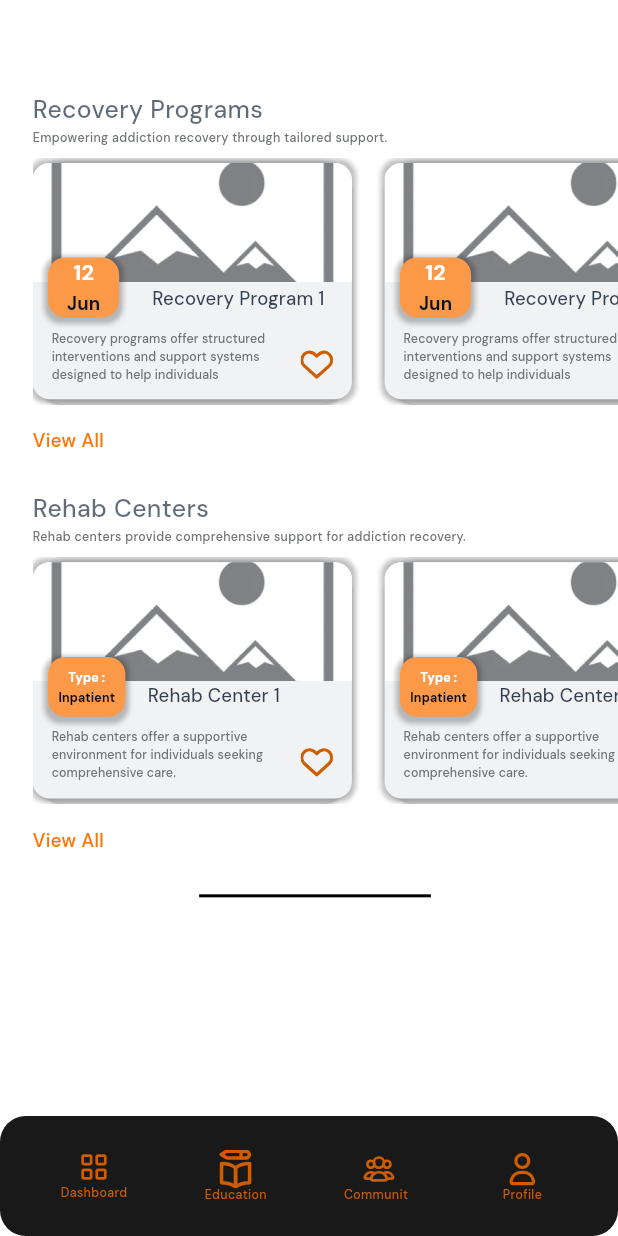
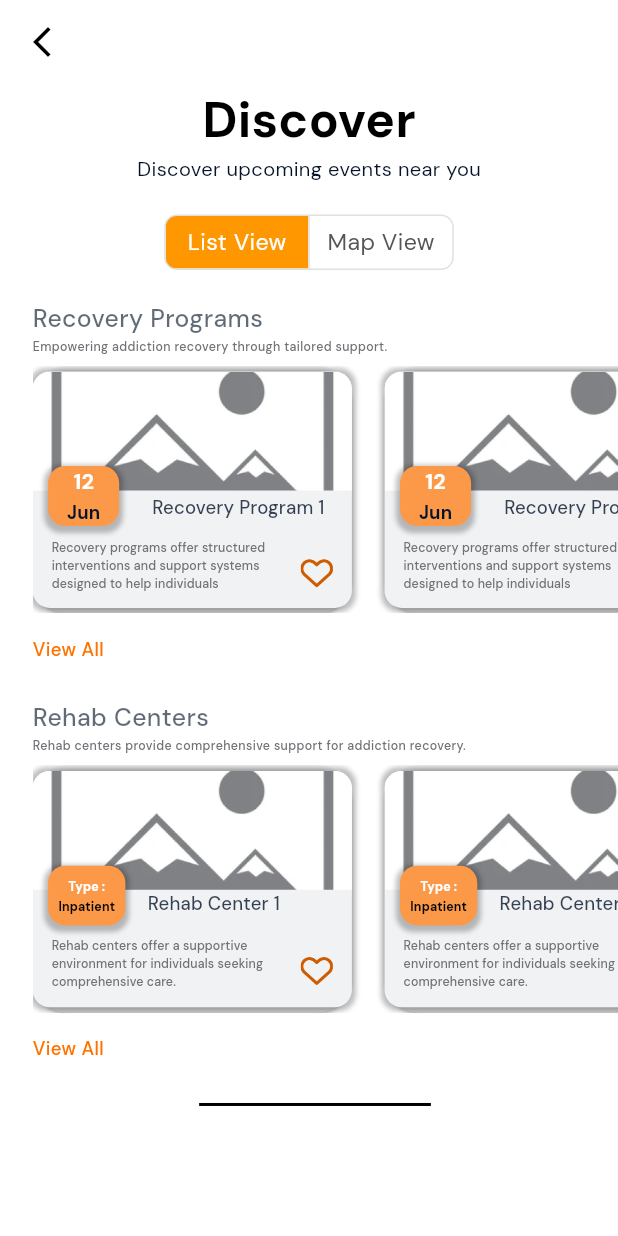
Before and after one commit to abdulla056/ThriveQuit, a Flutter app: the HomePage screen opened by its route, item 2 of the bottom bar chosen, after a tap on the "location on" icon, on a phone screen of 412 x 824 dp. Run offline on Flutter 3.47's test engine with Material 3 defaults, Android fonts, the phone set to English and light mode, and no system bars; our stand-ins replace cached_network_image, flutter_svg, google_maps_flutter, outline_gradient_button, table_calendar.

Commit message:
fixed-discover-page-and-health

```diff
--- a/lib/main.dart
+++ b/lib/main.dart
@@ -30,7 +30,7 @@ class MyApp extends StatelessWidget {
           theme: theme,
           title: 'thrive_quit_application',
           debugShowCheckedModeBanner: false,
-          initialRoute: AppRoutes.homePage,
+          initialRoute: AppRoutes.discoverPage,
           routes: AppRoutes.routes,
         );
       },
--- a/lib/presentation/breathing_excercises_intro/breathing_excercises_intro.dart
+++ b/lib/presentation/breathing_excercises_intro/breathing_excercises_intro.dart
@@ -15,9 +15,6 @@ class BreathingExercisesIntroScreen extends StatelessWidget {
   Widget build(BuildContext context) {
     return SafeArea(
       child: Scaffold(
-        extendBody: true,
-        extendBodyBehindAppBar: true,
-        appBar: _buildAppBar(context),
         body: Container(
           width: SizeUtils.width,
           height: SizeUtils.height,
@@ -39,10 +36,11 @@ class BreathingExercisesIntroScreen extends StatelessWidget {
             ),
             child: Column(
               children: [
+                SizedBox(height: 15.v,),
                 CustomImageView(
                   imagePath: ImageConstant.imgImage12,
-                  height: 134.v,
-                  width: 124.h,
+                  height: 155.v,
+                  width: 130.h,
                 ),
                 SizedBox(height: 18.v),
                 Text(
@@ -69,7 +67,7 @@ class BreathingExercisesIntroScreen extends StatelessWidget {
                 _buildEleven(context),
                 SizedBox(height: 53.v),
                 CustomElevatedButton(
-                  onPressed: () => Navigator.pushNamed(context, AppRoutes.breathingExercisesOneScreen),
+                  onPressed: () => Navigator.pushNamed(context, AppRoutes.breathingExercisesWithGifScreen),
                   text: "I’m ready!",
                   margin: EdgeInsets.symmetric(horizontal: 12.h),
                   buttonStyle: CustomButtonStyles.fillPrimaryTL10,
@@ -85,15 +83,7 @@ class BreathingExercisesIntroScreen extends StatelessWidget {
   }
 
   /// Section Widget
-  PreferredSizeWidget _buildAppBar(BuildContext context) {
-    return CustomAppBar(
-      leadingWidth: double.maxFinite,
-      leading: AppbarLeadingIconbutton(
-        imagePath: ImageConstant.imgRightOnprimarycontainer23x32,
-        margin: EdgeInsets.fromLTRB(15.h, 16.v, 313.h, 16.v),
-      ),
-    );
-  }
+
 
   /// Section Widget
   Widget _buildEleven(BuildContext context) {
--- a/lib/presentation/discover_list_view_page/discover_list_view_page.dart
+++ b/lib/presentation/discover_list_view_page/discover_list_view_page.dart
@@ -21,14 +21,31 @@ class DiscoverListViewPageState extends State<DiscoverListViewPage>
   bool get wantKeepAlive => true;
   @override
   Widget build(BuildContext context) {
-    return SafeArea(
-      child: Scaffold(
-        body: Container(
-          width: double.maxFinite,
-          decoration: AppDecoration.fillWhiteA,
-          child: Column(
-            children: [
-              SizedBox(height: 60.v),
+    return Column(
+        // appBar: AppBar(
+        // backgroundColor: Colors.transparent,
+        //   leading: IconButton(
+        //     onPressed: () {
+        //       Navigator.pushNamed(context, AppRoutes.homePage);
+        //     },
+        //     icon: Icon(Icons.arrow_back_ios_new_outlined,),
+        //   ),
+        // ),
+        // body: Container(
+        //   width: double.maxFinite,
+        //   decoration: AppDecoration.fillWhiteA,
+        //   child: Column(
+        //     children: [
+        //       Text(
+        //         'Discover',
+        //         style: CustomTextStyles.headlineLargeBlack90001,
+        //       ),
+        //       Text(
+        //         'Discover upcoming events near you',
+        //         style: CustomTextStyles.bodyMediumGray900,
+        //       ),
+              children : [
+              SizedBox(height: 15.v,),
               Align(
                 alignment: Alignment.topRight,
                 child: Padding(
@@ -75,11 +92,11 @@ class DiscoverListViewPageState extends State<DiscoverListViewPage>
                 ),
               ),
             ],
-          ),
-        ),
-        bottomNavigationBar: CustomBottomAppBar(),
-      ),
-    );
+          );
+        //),
+        //bottomNavigationBar: CustomBottomAppBar(),
+    //   ),
+    // );
   }
 
   /// Section Widget
--- a/lib/presentation/home_page_one_page/home_page_one_page.dart
+++ b/lib/presentation/home_page_one_page/home_page_one_page.dart
@@ -1,10 +1,8 @@
 import 'package:provider/provider.dart';
-import 'package:thrive_quit_application/app_states/navigation_bar_state';
 import 'package:thrive_quit_application/presentation/community_hub_general_screen/community_hub_general_screen.dart';
 import 'package:thrive_quit_application/presentation/discover_detailed_view_recovery_programs_screen/discover_detailed_view_recovery_programs_screen.dart';
 import 'package:thrive_quit_application/presentation/other_profile_screen/other_profile_screen.dart';
 import 'package:thrive_quit_application/widgets/custom_bottom_app_bar.dart';
-//import 'package:thrive_quit_application/widgets/navigation_bar.dart';
 import '../home_page_one_page/widgets/tipscomponentlist_item_widget.dart';
 import 'package:flutter/material.dart';
 import 'package:thrive_quit_application/core/app_export.dart';
--- a/lib/routes/app_routes.dart
+++ b/lib/routes/app_routes.dart
@@ -26,6 +26,7 @@ import 'package:thrive_quit_application/presentation/discover_detailed_view_reha
 import 'package:thrive_quit_application/presentation/discover_individual_detailed_view_rehab_centers_screen/discover_individual_detailed_view_rehab_centers_screen.dart';
 import 'package:thrive_quit_application/presentation/discover_indvidual_detailed_view_recovery_programs_screen/discover_indvidual_detailed_view_recovery_programs_screen.dart';
 import 'package:thrive_quit_application/presentation/app_navigation_screen/app_navigation_screen.dart';
+import 'package:thrive_quit_application/widgets/discover_page.dart';
 import 'package:thrive_quit_application/widgets/home_page_with_navigation.dart';
 
 class AppRoutes {
@@ -98,6 +99,8 @@ class AppRoutes {
 
   static const String homePage = '/home_page_with_navigation';
 
+  static const String discoverPage = '/discover_page';
+
   static Map<String, WidgetBuilder> routes = {
     homePage:(context) => HomePage(),
     logoPageOneScreen: (context) => LogoPageOneScreen(),
@@ -132,6 +135,7 @@ class AppRoutes {
         DiscoverIndividualDetailedViewRehabCentersScreen(),
     discoverIndvidualDetailedViewRecoveryProgramsScreen: (context) =>
         DiscoverIndvidualDetailedViewRecoveryProgramsScreen(),
-    appNavigationScreen: (context) => AppNavigationScreen()
+    appNavigationScreen: (context) => AppNavigationScreen(),
+    discoverPage:(context) => DiscoverPage(),
   };
 }
--- /dev/null
+++ b/lib/widgets/discover_page.dart
@@ -0,0 +1,89 @@
+import 'package:flutter/material.dart';
+import 'package:thrive_quit_application/core/app_export.dart';
+import 'package:thrive_quit_application/presentation/discover_list_view_page/discover_list_view_page.dart';
+import 'package:thrive_quit_application/presentation/discover_map_view_page/discover_map_view_page.dart';
+
+const List<Widget> view = <Widget>[
+  Text('List View'),
+  Text('Map View'),
+];
+
+class DiscoverPage extends StatefulWidget {
+  const DiscoverPage({super.key});
+
+  @override
+  State<DiscoverPage> createState() => _DiscoverPageState();
+}
+
+class _DiscoverPageState extends State<DiscoverPage> {
+
+  int currentPageIndex = 0;
+  final screens = [
+    DiscoverListViewPage(),
+    DiscoverMapViewPage(),
+  ];
+  final List<bool> _selectedPage = <bool>[true, false];
+  @override
+  Widget build(BuildContext context) {
+    return SafeArea(
+      child: Scaffold(
+        appBar: AppBar(
+        backgroundColor: Colors.transparent,
+          leading: IconButton(
+            onPressed: () {
+              Navigator.pushNamed(context, AppRoutes.homePage);
+            },
+            icon: Icon(Icons.arrow_back_ios_new_outlined,),
+          ),
+        ),
+        body: Center(
+          child: Column(
+            mainAxisAlignment: MainAxisAlignment.start,
+            children: <Widget>[
+              Container(
+              width: double.maxFinite,
+              decoration: AppDecoration.fillWhiteA,
+              child: Column(
+              children: [
+              Text(
+                'Discover',
+                style: CustomTextStyles.headlineLargeBlack90001,
+              ),
+              Text(
+                'Discover upcoming events near you',
+                style: CustomTextStyles.bodyMediumGray900,
+              ),
+              SizedBox(height: 15.v,),
+                ToggleButtons(
+                  direction:  Axis.horizontal,
+                  onPressed: (int index) {
+                    setState(() {
+                      // The button that is tapped is set to true, and the others to false.
+                      for (int i = 0; i < _selectedPage.length; i++) {
+                        _selectedPage[i] = i == index;
+                      }
+                      currentPageIndex = index;
+                    });
+                  },
+                borderRadius: const BorderRadius.all(Radius.circular(8)),
+                //selectedBorderColor: Colors.grey,
+                selectedColor: Colors.white,
+                fillColor: Colors.orange,
+                color: Color(0xff545555),
+                  constraints: const BoxConstraints(
+                  minHeight: 35.0,
+                  minWidth: 95.0,
+                ),
+                children: view,
+                isSelected: _selectedPage,),
+                screens[currentPageIndex],
+              ],
+              )
+              ),
+            ],
+          ),
+        ),
+      )
+    );
+  }
+}
--- a/lib/widgets/home_page_with_navigation.dart
+++ b/lib/widgets/home_page_with_navigation.dart
@@ -29,7 +29,7 @@ class _HomePageState extends State<HomePage> {
           floatingActionButton: FloatingActionButton(
             backgroundColor: Colors.orange,
             child : Icon(Icons.location_on_outlined),
-            onPressed: () => Navigator.pushNamed(context, AppRoutes.discoverListViewPage),
+            onPressed: () => Navigator.pushNamed(context, AppRoutes.discoverPage),
           ),
           floatingActionButtonLocation: FloatingActionButtonLocation.centerDocked,
           bottomNavigationBar:
```
Also changed, not shown: lib/presentation/breathing_exercises_with_gif_screen/breathing_exercises_with_gif_screen.dart (+25 -0 lines), lib/presentation/discover_map_view_page/discover_map_view_page.dart (+12 -12 lines), 1 other file.
